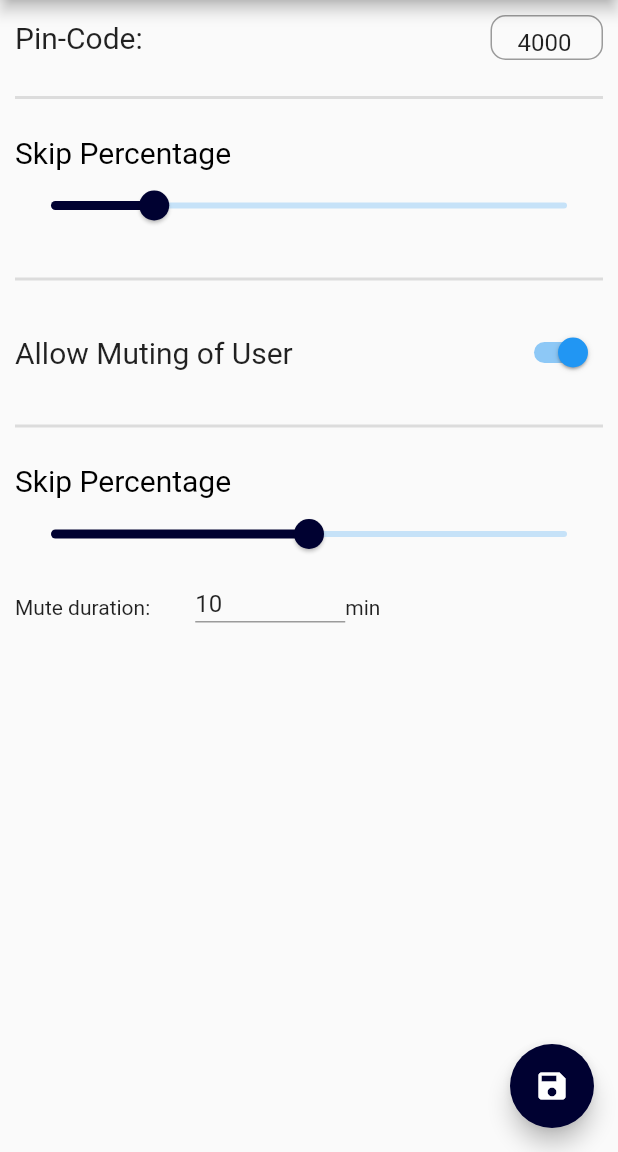
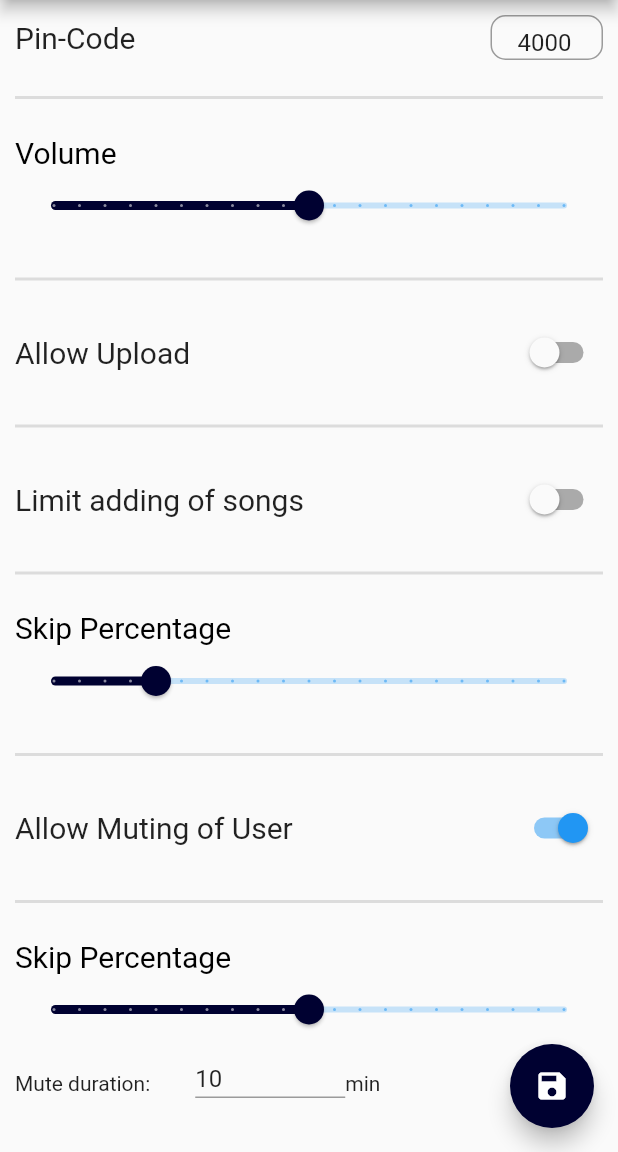
Before and after one commit to ClemensWon/RaspPlayer, a Flutter app: the DeviceOptionsScreen screen opened by its route, on a phone screen of 412 x 824 dp, the part 84-1236 px from its top. Run offline on Flutter 3.47's test engine with Material 2 defaults, Android fonts, the phone set to English and light mode, and no system bars.

Commit message:
added volume slider, allow upload switch and song add limit to DeviceOptionsScreen

```diff
--- a/raspplayer_app/lib/Screens/DeviceOptionsScreen.dart
+++ b/raspplayer_app/lib/Screens/DeviceOptionsScreen.dart
@@ -10,9 +10,12 @@ State<StatefulWidget> createState() => DeviceOptionsScreenState();
 
 class DeviceOptionsScreenState extends State<DeviceOptionsScreen> {
 
-  double _currentSliderValue = 20;
   bool _allowMuting = true;
+  bool _allowUpload = false;
+  bool _limitAdding = false;
+  double _skipPercentage = 20;
   double _mutingPercentage = 50;
+  double _volumePercentage = 50;
 
   @override
   Widget build(BuildContext context) {
@@ -22,7 +25,9 @@ class DeviceOptionsScreenState extends State<DeviceOptionsScreen> {
         title: Text('Device Options'),
       ),
       drawer: NavigationDrawer(),
-      body: Container(
+      body: SingleChildScrollView(
+        scrollDirection: Axis.vertical,
+        child: Container(
           width: double.infinity,
           margin:EdgeInsets.all(10),
           child: Column(
@@ -32,7 +37,7 @@ class DeviceOptionsScreenState extends State<DeviceOptionsScreen> {
                 mainAxisAlignment: MainAxisAlignment.spaceBetween,
                 children: [
                   Text(
-                  "Pin-Code:",
+                    "Pin-Code",
                     style: TextStyle(
                         fontSize: 20
                     ),
@@ -59,6 +64,91 @@ class DeviceOptionsScreenState extends State<DeviceOptionsScreen> {
               ),
               Align(
                 child: Text(
+                  'Volume',
+                  textAlign: TextAlign.left,
+                  style: TextStyle(
+                    color: Colors.black,
+                    fontSize: 20,
+                  ),
+                ),
+                alignment: Alignment.centerLeft,
+              ),
+              Slider(
+                min: 0,
+                max: 100,
+                divisions: 20,
+                label: _volumePercentage.round().toString() + "%",
+                value: _volumePercentage,
+                onChanged: (double value) {
+                  setState(() {
+                    _volumePercentage = value;
+                  });
+                },
+              ),
+              Divider(
+                thickness: 2,
+                height: 50,
+              ),
+              Row(
+                mainAxisAlignment: MainAxisAlignment.spaceBetween,
+                children: [
+                  Text(
+                    "Allow Upload",
+                    style: TextStyle(
+                        fontSize: 20
+                    ),
+                  ),
+                  SizedBox(width: 20,),
+                  Switch(value: _allowUpload, onChanged: (bool value) {
+                    setState(() {
+                      _allowUpload = value;
+                    });
+                  }),
+                ],
+              ),
+              Divider(
+                thickness: 2,
+                height: 50,
+              ),
+              Row(
+                mainAxisAlignment: MainAxisAlignment.spaceBetween,
+                children: [
+                  Text(
+                    "Limit adding of songs",
+                    style: TextStyle(
+                        fontSize: 20
+                    ),
+                  ),
+                  SizedBox(width: 20,),
+                  Switch(value: _limitAdding, onChanged: (bool value) {
+                    setState(() {
+                      _limitAdding = value;
+                    });
+                  }),
+                ],
+              ),
+              if (_limitAdding) Row(
+                children: [
+                  Text(
+                    "Song Limit",
+                  ),
+                  SizedBox(width: 30),
+                  SizedBox.fromSize(
+                      child: TextFormField(
+                        keyboardType: TextInputType.number, initialValue: '10',),
+                      size: Size(100,20)
+                  ),
+                  Text(
+                    "Song",
+                  ),
+                ],
+              ),
+              Divider(
+                thickness: 2,
+                height: 50,
+              ),
+              Align(
+                child: Text(
                   'Skip Percentage',
                   textAlign: TextAlign.left,
                   style: TextStyle(
@@ -71,11 +161,12 @@ class DeviceOptionsScreenState extends State<DeviceOptionsScreen> {
               Slider(
                 min: 0,
                 max: 100,
-              label: _currentSliderValue.toString(),
-              value: _currentSliderValue,
+                divisions: 20,
+                label: _skipPercentage.round().toString() + "%",
+                value: _skipPercentage,
                 onChanged: (double value) {
                   setState(() {
-                  _currentSliderValue = value;
+                    _skipPercentage = value;
                   });
                 },
               ),
@@ -119,6 +210,8 @@ class DeviceOptionsScreenState extends State<DeviceOptionsScreen> {
                   value: _mutingPercentage,
                   min:0,
                   max:100,
+                  divisions: 20,
+                  label: _mutingPercentage.round().toString()+"%",
                   onChanged: (double value) {
                     setState(() {
                       _mutingPercentage = value;
@@ -145,6 +238,7 @@ class DeviceOptionsScreenState extends State<DeviceOptionsScreen> {
             ],
           ),
         ),
+      ),
       floatingActionButton: FloatingActionButton(
         backgroundColor: Color.fromRGBO(0, 1, 49, 1),
         child: Icon(
```
Lines whose indentation alone changed are shown as unchanged.
